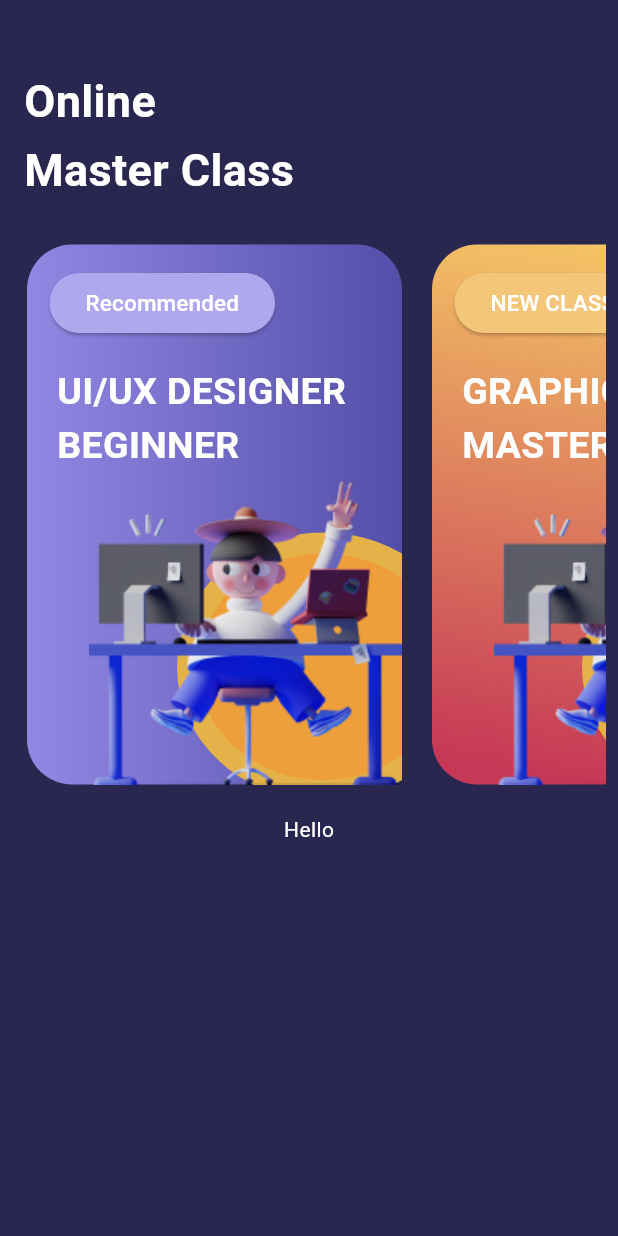
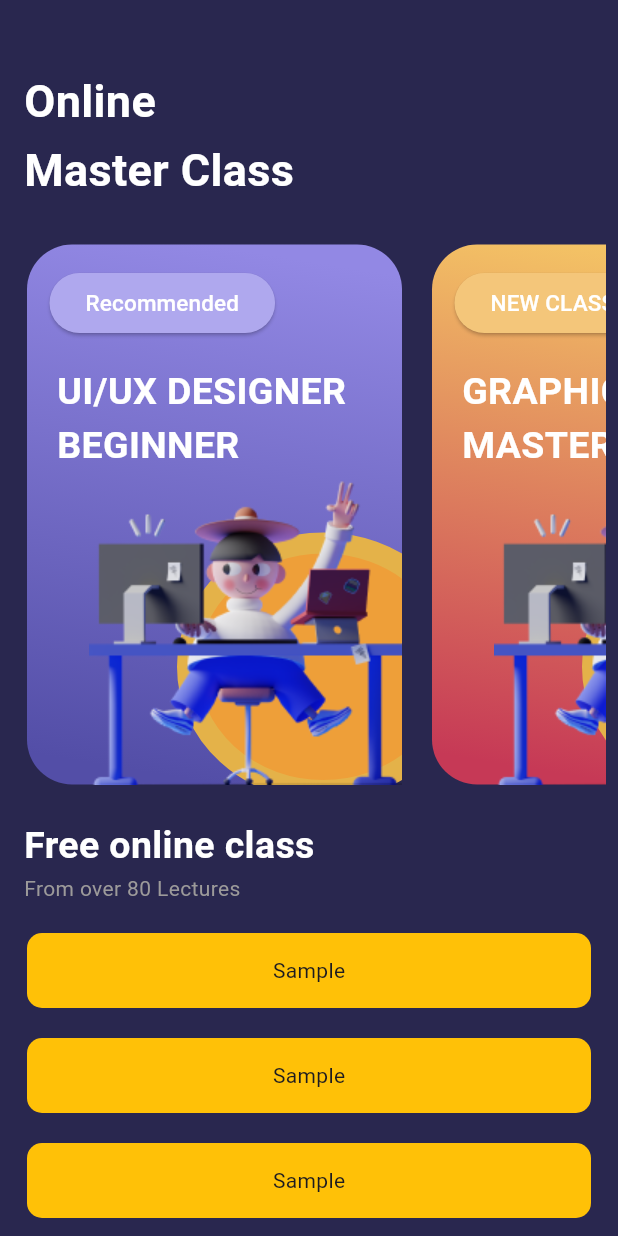
Before and after one commit to harleymamalias/online_course_app_ui, a Flutter app: the screen it shows after launch, on a phone screen of 412 x 824 dp. Run offline on Flutter 3.47's test engine with Material 2 defaults, Android fonts, the phone set to English and light mode, and no system bars.

Commit message:
created free online class container and vertical scrolling

```diff
--- a/lib/colors/app_color.dart
+++ b/lib/colors/app_color.dart
@@ -3,3 +3,4 @@ import 'dart:ui';
 const Color bgColor = Color(0xff29274F);
 const Color recommendedButton = Color(0xffAFA8EE);
 const Color newClassButton = Color(0xFFF4C67A);
+const Color textColor = Color(0xffffffff);
--- a/lib/pages/my_home_page.dart
+++ b/lib/pages/my_home_page.dart
@@ -2,16 +2,19 @@ import 'package:flutter/material.dart';
 import 'package:online_course_app_ui/colors/app_color.dart' as app_color;
 import 'package:online_course_app_ui/widgets/big_card_class_recommended.dart';
 import 'package:online_course_app_ui/widgets/big_card_new_class.dart';
+import 'package:online_course_app_ui/widgets/free_online_class_heading.dart';
+import 'package:online_course_app_ui/widgets/free_online_classcard_widget.dart';
 
 class MyHomePage extends StatelessWidget {
   const MyHomePage({super.key});
 
   @override
   Widget build(BuildContext context) {
-    return const SafeArea(
-      child: Scaffold(
+    return const Scaffold(
         backgroundColor: app_color.bgColor,
-        body: Padding(
+        body: SingleChildScrollView(
+          scrollDirection: Axis.vertical,
+          child: Padding(
             padding: EdgeInsets.all(8.0),
             child: Column(
               children: [
@@ -25,7 +28,7 @@ class MyHomePage extends StatelessWidget {
                       Text(
                         'Online',
                         style: TextStyle(
-                          color: Colors.white,
+                            color: app_color.textColor,
                             fontSize: 30,
                             fontWeight: FontWeight.bold),
                       ),
@@ -39,7 +42,7 @@ class MyHomePage extends StatelessWidget {
                       Text(
                         'Master Class',
                         style: TextStyle(
-                          color: Colors.white,
+                            color: app_color.textColor,
                             fontSize: 30,
                             fontWeight: FontWeight.bold),
                       ),
@@ -63,14 +66,36 @@ class MyHomePage extends StatelessWidget {
                 SizedBox(
                   height: 10,
                 ),
-              Text(
-                'Hello',
-                style: TextStyle(color: Colors.white),
-              )
+                Padding(
+                  padding: EdgeInsets.fromLTRB(8, 3, 8, 0),
+                  child: Row(
+                    children: [
+                      Expanded(
+                        child: FreeOnlineCoursesHeading(),
+                      ),
                     ],
                   ),
                 ),
+                SizedBox(
+                  height: 10,
                 ),
-    );
+                SingleChildScrollView(
+                  scrollDirection: Axis.vertical,
+                  padding: EdgeInsets.zero,
+                  child: Column(
+                    children: [
+                      FreeOnlineClassCardWidget(),
+                      FreeOnlineClassCardWidget(),
+                      FreeOnlineClassCardWidget(),
+                      FreeOnlineClassCardWidget(),
+                      FreeOnlineClassCardWidget(),
+                      FreeOnlineClassCardWidget(),
+                    ],
+                  ),
+                ),
+              ],
+            ),
+          ),
+        ));
   }
 }
--- a/lib/widgets/big_card_class_recommended.dart
+++ b/lib/widgets/big_card_class_recommended.dart
@@ -18,10 +18,9 @@ class BigCardClassRecommendedWidget extends StatelessWidget {
           height: 360,
           decoration: BoxDecoration(
             gradient: const LinearGradient(
-              colors: [
-                Color(0xff9288E4),
-                Color(0xff534EA7),
-              ],
+              begin: Alignment(0.23, -0.97),
+              end: Alignment(-0.23, 0.97),
+              colors: [Color(0xFF9288E4), Color(0xFF534EA7)],
             ),
             borderRadius: BorderRadius.circular(30),
           ),
@@ -68,7 +67,7 @@ class BigCardClassRecommendedWidget extends StatelessWidget {
                   ),
                   child: const Text(
                     'Recommended',
-                    style: TextStyle(color: Colors.white, fontSize: 15),
+                    style: TextStyle(color: app_color.textColor, fontSize: 15),
                   ),
                 ),
               ),
@@ -89,14 +88,14 @@ class BigCardClassRecommendedWidget extends StatelessWidget {
               Text(
                 'UI/UX DESIGNER',
                 style: TextStyle(
-                    color: Colors.white,
+                    color: app_color.textColor,
                     fontSize: 25,
                     fontWeight: FontWeight.bold),
               ),
               Text(
                 'BEGINNER',
                 style: TextStyle(
-                    color: Colors.white,
+                    color: app_color.textColor,
                     fontSize: 25,
                     fontWeight: FontWeight.bold),
               ),
--- a/lib/widgets/free_online_class_heading.dart
+++ b/lib/widgets/free_online_class_heading.dart
@@ -1,4 +1,5 @@
 import 'package:flutter/material.dart';
+import 'package:online_course_app_ui/colors/app_color.dart' as app_color;
 
 class FreeOnlineCoursesHeading extends StatelessWidget {
   const FreeOnlineCoursesHeading({
@@ -13,7 +14,7 @@ class FreeOnlineCoursesHeading extends StatelessWidget {
         Text(
           'Free online class',
           style: TextStyle(
-              fontSize: 25, color: Colors.white, fontWeight: FontWeight.w600),
+              fontSize: 25, color: app_color.textColor, fontWeight: FontWeight.w600),
         ),
         Text(
           'From over 80 Lectures',
--- /dev/null
+++ b/lib/widgets/free_online_classcard_widget.dart
@@ -0,0 +1,24 @@
+import 'package:flutter/material.dart';
+
+class FreeOnlineClassCardWidget extends StatelessWidget {
+  const FreeOnlineClassCardWidget({
+    super.key,
+  });
+
+  @override
+  Widget build(BuildContext context) {
+    return Container(
+      margin: const EdgeInsets.all(10),
+      width: 460,
+      height: 50,
+      padding: const EdgeInsets.all(10),
+      decoration: BoxDecoration(
+        borderRadius: BorderRadius.circular(10),
+        color: Colors.amber,
+      ),
+      child: const Center(
+        child: Text('Sample'),
+      ),
+    );
+  }
+}
```
Lines whose indentation alone changed are shown as unchanged.
